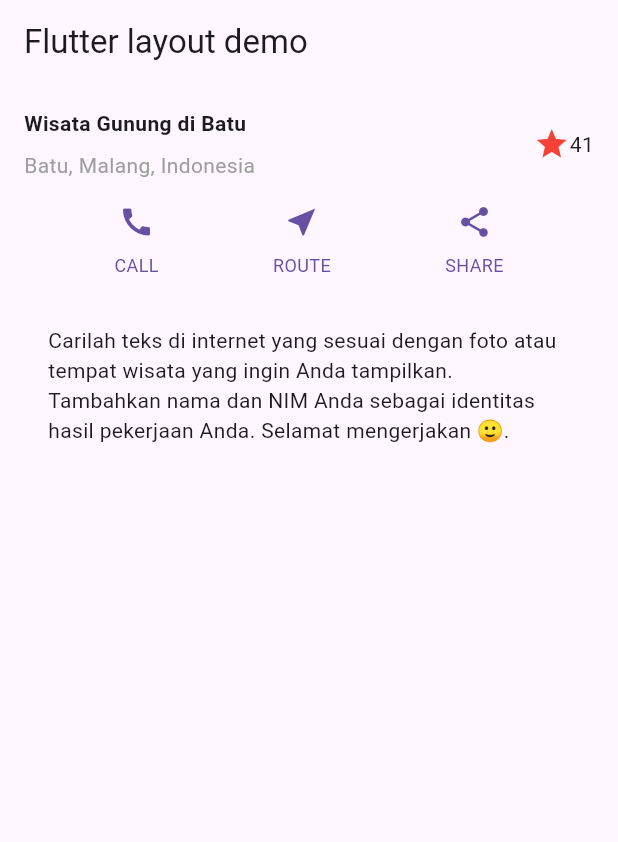
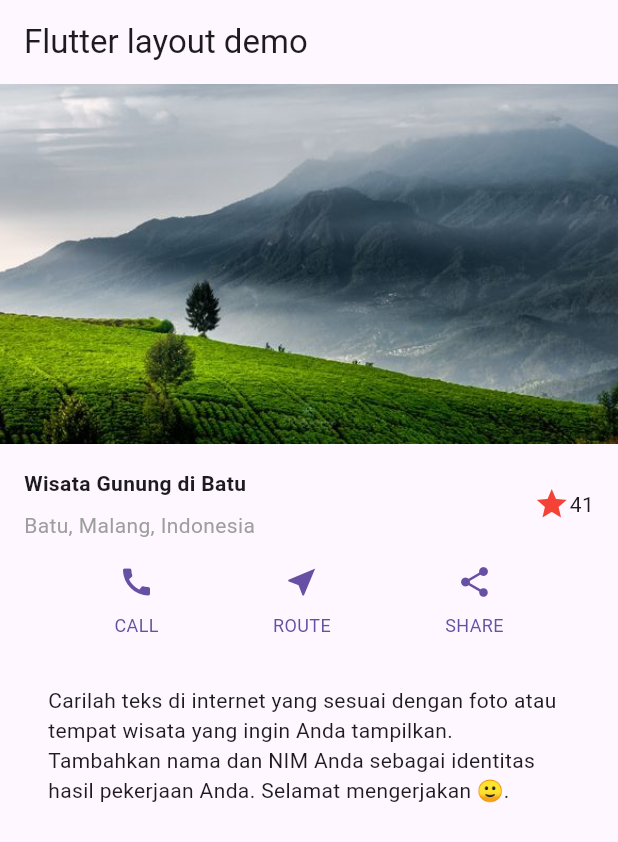
Before and after one commit to wilosaurus/Pemrograman-Mobile, a Flutter app: the screen it shows after launch, on a phone screen of 412 x 824 dp. Shown: the top 842 px of the screen. Run offline on Flutter 3.47's test engine with Material 3 defaults, Android fonts, the phone set to English and light mode, and no system bars.

Commit message:
done P4J6 with documentation

```diff
--- a/Meet6/layout_flutter/lib/main.dart
+++ b/Meet6/layout_flutter/lib/main.dart
@@ -98,8 +98,14 @@ class MyApp extends StatelessWidget {
         appBar: AppBar(
           title: const Text('Flutter layout demo'),
         ),
-        body: Column(
+        body: ListView(
           children: [
+            Image.asset(
+              'images/landscape.jpg',
+              width: 600,
+              height: 240,
+              fit: BoxFit.cover,
+            ),
             titleSection, // Menambahkan titleSection ke dalam body
             buttonSection, // Menambahkan buttonSection ke dalam body
             textSection, // Menambahkan textSection ke dalam body
--- a/Meet6/layout_flutter/pubspec.yaml
+++ b/Meet6/layout_flutter/pubspec.yaml
@@ -57,6 +57,8 @@ flutter:
   # included with your application, so that you can use the icons in
   # the material Icons class.
   uses-material-design: true
+  assets:
+    - images/landscape.jpg
 
   # To add assets to your application, add an assets section, like this:
   # assets:
```
Also changed, not shown: Meet6/layout_flutter/images/P4J6.png (added), Meet6/layout_flutter/images/landscape.jpg (added), 1 other file.
